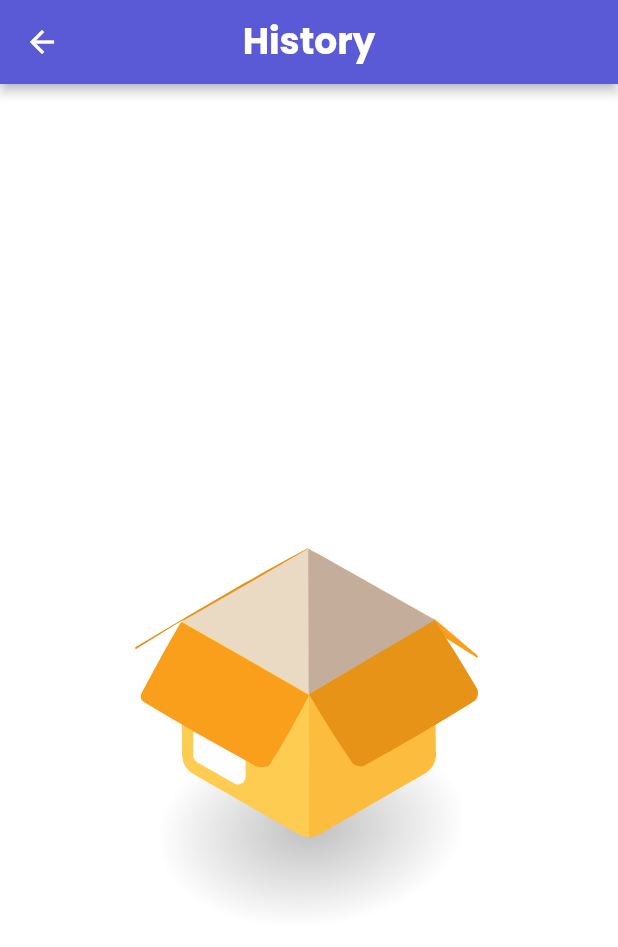
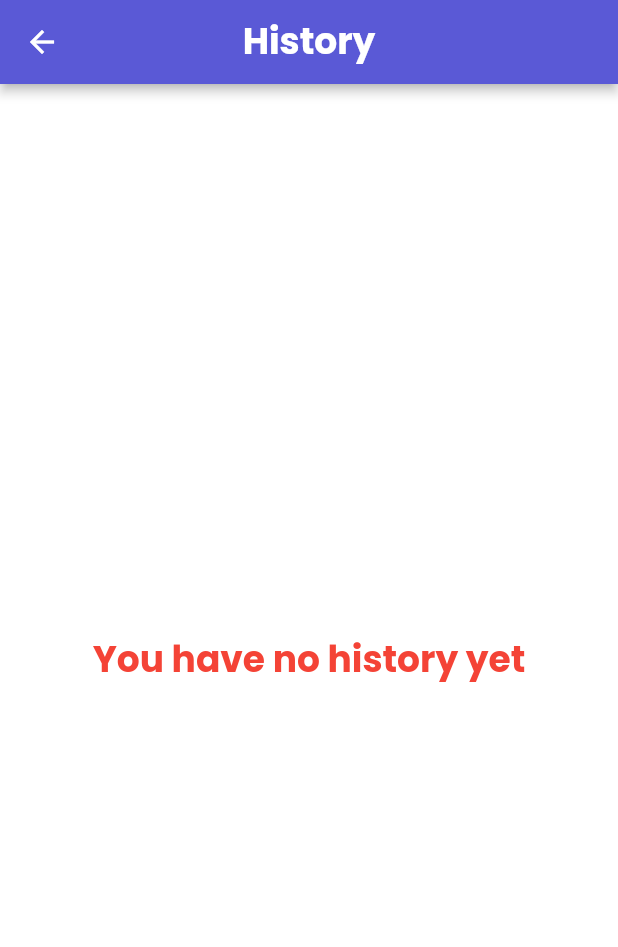
Before and after one commit to ShishirRijal/Zero-Waste-Kitchen-Flutter, a Flutter app: the HistoryScreen screen opened directly, on a phone screen of 412 x 824 dp. Shown: the top 947 px of the screen. Run offline on Flutter 3.47's test engine with Material 2 defaults, Android fonts, the phone set to English and light mode, and no system bars; drawn by our look-alikes of lottie; our stand-ins replace cloud_firestore, dotted_border, firebase_auth, firebase_core, firebase_messaging, firebase_storage and 6 more; accounts and stored records are empty; generated files the repository leaves out were written again.

Commit message:
updated noitems placeholder

```diff
--- a/frontend/lib/screens/main/history_screen.dart
+++ b/frontend/lib/screens/main/history_screen.dart
@@ -1,5 +1,4 @@
 import 'package:flutter/material.dart';
-import 'package:lottie/lottie.dart';
 import 'package:zero_waste_kitchen/screens/main/main_screen.dart';
 import 'package:zero_waste_kitchen/services/food_services.dart';
 import 'package:zero_waste_kitchen/utils/constants.dart';
@@ -39,7 +38,13 @@ class HistoryScreen extends StatelessWidget {
                       .toList();
                   return orders.isEmpty
                       ? Center(
-                          child: LottieBuilder.asset('assets/json/empty.json'))
+                          child: Text("You have no history yet",
+                              style: Theme.of(context)
+                                  .textTheme
+                                  .headlineSmall!
+                                  .copyWith(
+                                      color: Colors.red,
+                                      fontWeight: FontWeight.bold)))
                       : ListView.separated(
                           itemCount: orders.length,
                           separatorBuilder: (context, index) =>
```
